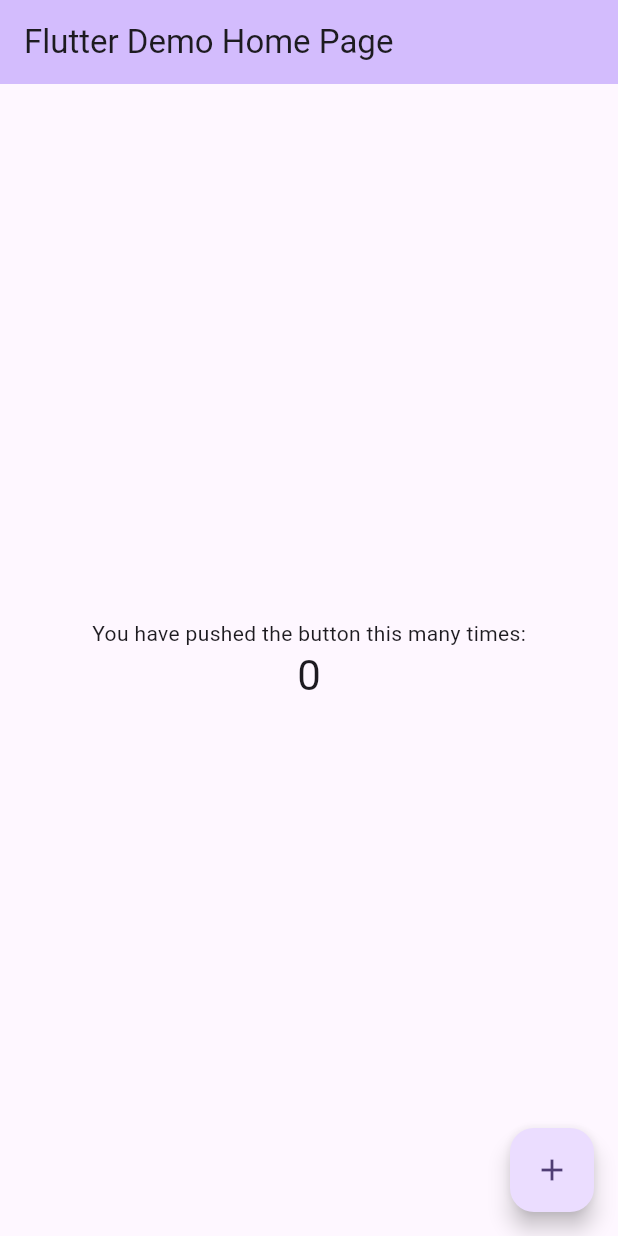
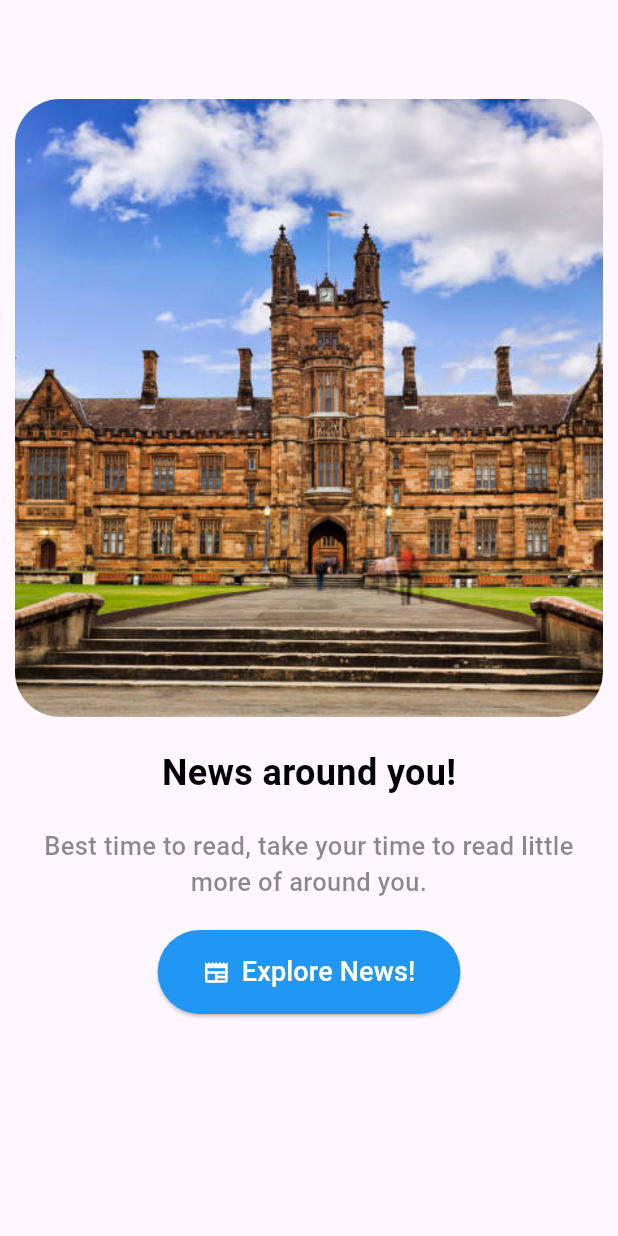
Before and after one commit to SheikhAbdul1090/news_app, a Flutter app: the screen it shows after launch, on a phone screen of 412 x 824 dp. Run offline on Flutter 3.47's test engine with Material 3 defaults, Android fonts, the phone set to English and light mode, and no system bars; our stand-ins replace cached_network_image, carousel_slider, smooth_page_indicator, webview_flutter.

```diff
--- /dev/null
+++ b/lib/models/category_model.dart
@@ -0,0 +1,4 @@
+class CategoryModel{
+  String? categoryName;
+  String? categoryImage;
+}
--- /dev/null
+++ b/lib/models/news_article_model.dart
@@ -0,0 +1,17 @@
+class NewsArticleModel {
+  NewsArticleModel({
+    this.author,
+    this.title,
+    this.description,
+    this.url,
+    this.urlToImage,
+    this.content,
+  });
+
+  String? author;
+  String? title;
+  String? description;
+  String? url;
+  String? urlToImage;
+  String? content;
+}
--- /dev/null
+++ b/lib/screens/start_screen.dart
@@ -0,0 +1,83 @@
+import 'package:flutter/material.dart';
+import 'package:news_app/main.dart';
+
+class StartScreen extends StatefulWidget {
+  const StartScreen({super.key});
+
+  @override
+  State<StartScreen> createState() => _StartScreenState();
+}
+
+class _StartScreenState extends State<StartScreen> {
+  @override
+  Widget build(BuildContext context) {
+    return Scaffold(
+      appBar: AppBar(),
+      body: Container(
+        margin: const EdgeInsets.symmetric(horizontal: 10, vertical: 10),
+        child: Column(
+          children: [
+            ClipRRect(
+              borderRadius: BorderRadius.circular(30),
+              child: Image.asset(
+                'assets/images/buildings.jpg',
+                width: MediaQuery.of(context).size.width,
+                height: MediaQuery.of(context).size.height / 2,
+                fit: BoxFit.cover,
+              ),
+            ),
+            const SizedBox(
+              height: 20,
+            ),
+            const Text(
+              "News around you!",
+              style: TextStyle(
+                color: Colors.black,
+                fontSize: 24,
+                fontWeight: FontWeight.bold,
+              ),
+            ),
+            const SizedBox(
+              height: 20,
+            ),
+            const Text(
+              "Best time to read, take your time to read little more of around you. ",
+              style: TextStyle(
+                color: Colors.black45,
+                fontSize: 17,
+                fontWeight: FontWeight.w500,
+              ),
+              textAlign: TextAlign.center,
+            ),
+            const SizedBox(
+              height: 20,
+            ),
+            ElevatedButton.icon(
+              icon: const Icon(Icons.newspaper),
+              onPressed: () {
+                setState(() {
+                  Navigator.pushReplacement(
+                    context,
+                    MaterialPageRoute(builder: (context) => const MyHomePage()),
+                  );
+                });
+              },
+              label: const Text(
+                'Explore News!',
+                style: TextStyle(fontSize: 18),
+              ),
+              style: ElevatedButton.styleFrom(
+                backgroundColor: Colors.blue,
+                foregroundColor: Colors.white,
+                padding: const EdgeInsets.symmetric(
+                  horizontal: 30,
+                  vertical: 15,
+                ),
+              ),
+            ),
+          ],
+        ),
+      ),
+    );
+  }
+}
--- /dev/null
+++ b/lib/widget/appbar.dart
@@ -0,0 +1,11 @@
+import 'package:flutter/material.dart';
+
+var appBar = AppBar(
+  title: const Text(
+    'News',
+    style: TextStyle(
+      color: Colors.blue,
+      fontWeight: FontWeight.bold,
+    ),
+  ),
+);
```
Also changed, not shown: lib/main.dart (+207 -83 lines), lib/models/slider_model.dart (added, +17 -0 lines), lib/screens/article_webview.dart (added, +25 -0 lines), lib/services/category_data.dart (added, +32 -0 lines), lib/services/news.dart (added, +32 -0 lines), lib/services/slider_data.dart (added, +32 -0 lines), lib/widget/category_tile.dart (added, +47 -0 lines), lib/widget/news_blog_tile.dart (added, +87 -0 lines), pubspec.yaml (+8 -1 lines), assets/images/buildings.jpg (added), assets/images/category_images/business.jpg (added), assets/images/category_images/entertainment.jpg (added), assets/images/category_images/general.jpg (added), assets/images/category_images/health.jpg (added), 1 more files.
